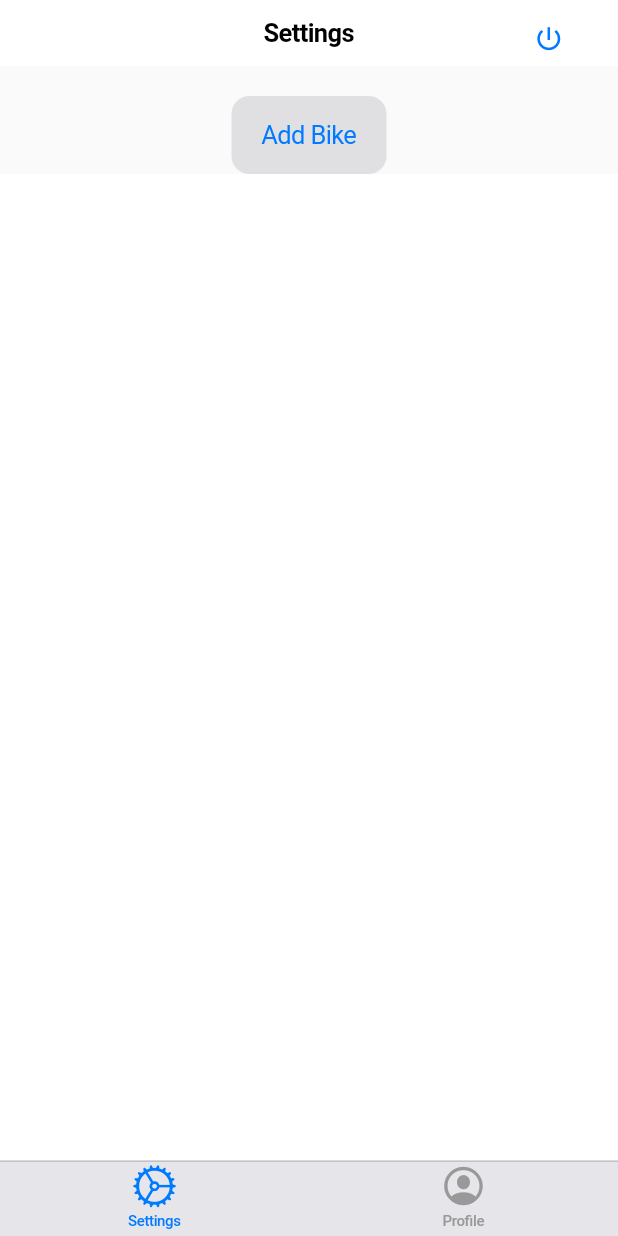
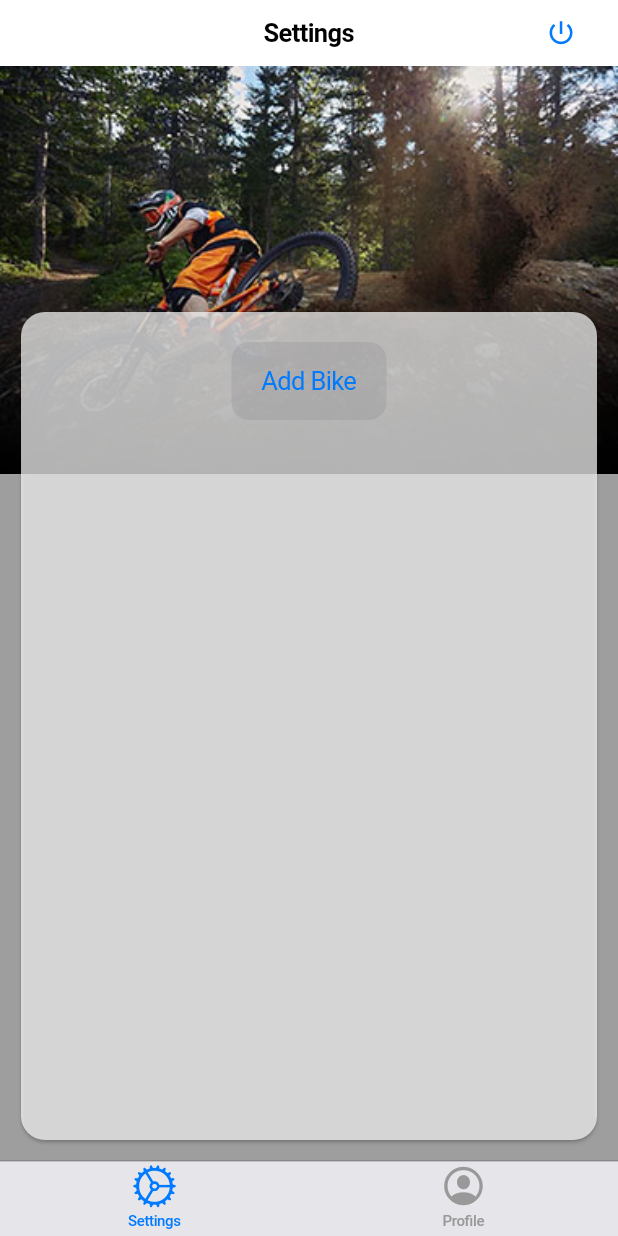
Before and after one commit to blackbeario/suspension_pro, a Flutter app: the screen it shows once a user with an empty profile is signed in, on a phone screen of 412 x 824 dp. Run offline on Flutter 3.47's test engine with Material 2 defaults, Android fonts, the phone set to English and light mode, and no system bars; our stand-ins replace cloud_firestore, firebase_auth, flare_flutter; accounts and stored records are empty.

Commit message:
Add a background image for Settings screen

```diff
--- a/lib/settings.dart
+++ b/lib/settings.dart
@@ -34,7 +34,9 @@ class _SettingsState extends State<Settings> {
         Bike $bike = bikes[index];
         var fork = $bike.fork ?? null;
         var shock = $bike.shock ?? null;
-        return Dismissible(
+        return Container(
+          margin: EdgeInsets.only(bottom: 10),
+          child: Dismissible(
             background: ListTile(
               trailing: Icon(Icons.delete, color: CupertinoColors.systemRed),
             ),
@@ -125,6 +127,7 @@ class _SettingsState extends State<Settings> {
                     ),
                   ],
                 ),
+            ),
         );
         },
     );
@@ -132,6 +135,7 @@ class _SettingsState extends State<Settings> {
 
   @override
   Widget build(BuildContext context) {
+    double height = MediaQuery.of(context).size.height;
     var user = Provider.of<FirebaseUser>(context);
     if (user == null) {
       return Center(
@@ -155,13 +159,32 @@ class _SettingsState extends State<Settings> {
           navigationBar: CupertinoNavigationBar(
             middle: Text('Settings'),
             trailing: CupertinoButton(
+              padding: EdgeInsets.only(bottom: 0),
               child: Icon(Icons.power_settings_new),
               onPressed: () => _requestPop(context)
             ),
           ),
-          child: Material(
+          child: AnimatedContainer(
+            key: Key('settings'),
+            duration: Duration(milliseconds: 250),
+            curve: Curves.fastOutSlowIn,
+            height: height,
+            padding: EdgeInsets.fromLTRB(10, 160, 10, 10),
+            decoration: BoxDecoration(
+              // backgroundBlendMode: BlendMode.softLight,
+              color: Colors.grey,
+              image: DecorationImage(
+                image: AssetImage("assets/roost.jpg"),
+                fit: BoxFit.contain,
+                alignment: Alignment.topLeft
+              ),
+            ),
+            child: Card(
+              color: Colors.white70,
+              shape: RoundedRectangleBorder(
+                borderRadius: BorderRadius.all(Radius.circular(16))
+              ),
               child: ListView(
-              // reverse: true,
                 shrinkWrap: true,
                 scrollDirection: Axis.vertical,
                 children: <Widget>[
@@ -200,6 +223,7 @@ class _SettingsState extends State<Settings> {
                   ),
                 ],
               ),
+            ),
           )
         );
       }
```
Also changed, not shown: assets/josh_lower_hareball.jpg (added), assets/roost.jpg (added). Lines whose indentation alone changed are shown as unchanged.
